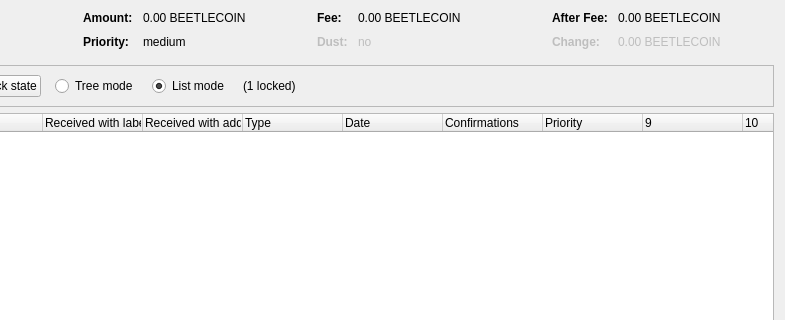
Old version of the form src/qt/forms/coincontroldialog.ui in the repository myce-legacy/beetlecoin; both pictures show x 169 to 954 and y 0 to 320 of the 954 by 500 pixel window.
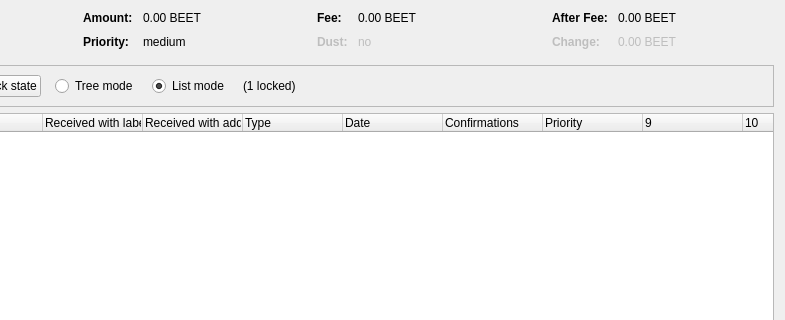
New version of the form. Custom widgets are drawn as their Qt base class.

Patch:
```diff
--- a/src/qt/forms/coincontroldialog.ui
+++ b/src/qt/forms/coincontroldialog.ui
@@ -132,7 +132,7 @@
           <enum>Qt::ActionsContextMenu</enum>
          </property>
          <property name="text">
-          <string notr="true">0.00 BEETLECOIN</string>
+          <string notr="true">0.00 BEET</string>
          </property>
          <property name="textInteractionFlags">
           <set>Qt::LinksAccessibleByMouse|Qt::TextSelectableByKeyboard|Qt::TextSelectableByMouse</set>
@@ -206,7 +206,7 @@
           <enum>Qt::ActionsContextMenu</enum>
          </property>
          <property name="text">
-          <string notr="true">0.00 BEETLECOIN</string>
+          <string notr="true">0.00 BEET</string>
          </property>
          <property name="textInteractionFlags">
           <set>Qt::LinksAccessibleByMouse|Qt::TextSelectableByKeyboard|Qt::TextSelectableByMouse</set>
@@ -286,7 +286,7 @@
           <enum>Qt::ActionsContextMenu</enum>
          </property>
          <property name="text">
-          <string notr="true">0.00 BEETLECOIN</string>
+          <string notr="true">0.00 BEET</string>
          </property>
          <property name="textInteractionFlags">
           <set>Qt::LinksAccessibleByMouse|Qt::TextSelectableByKeyboard|Qt::TextSelectableByMouse</set>
@@ -321,7 +321,7 @@
           <enum>Qt::ActionsContextMenu</enum>
          </property>
          <property name="text">
-          <string notr="true">0.00 BEETLECOIN</string>
+          <string notr="true">0.00 BEET</string>
          </property>
          <property name="textInteractionFlags">
           <set>Qt::LinksAccessibleByMouse|Qt::TextSelectableByKeyboard|Qt::TextSelectableByMouse</set>
```
